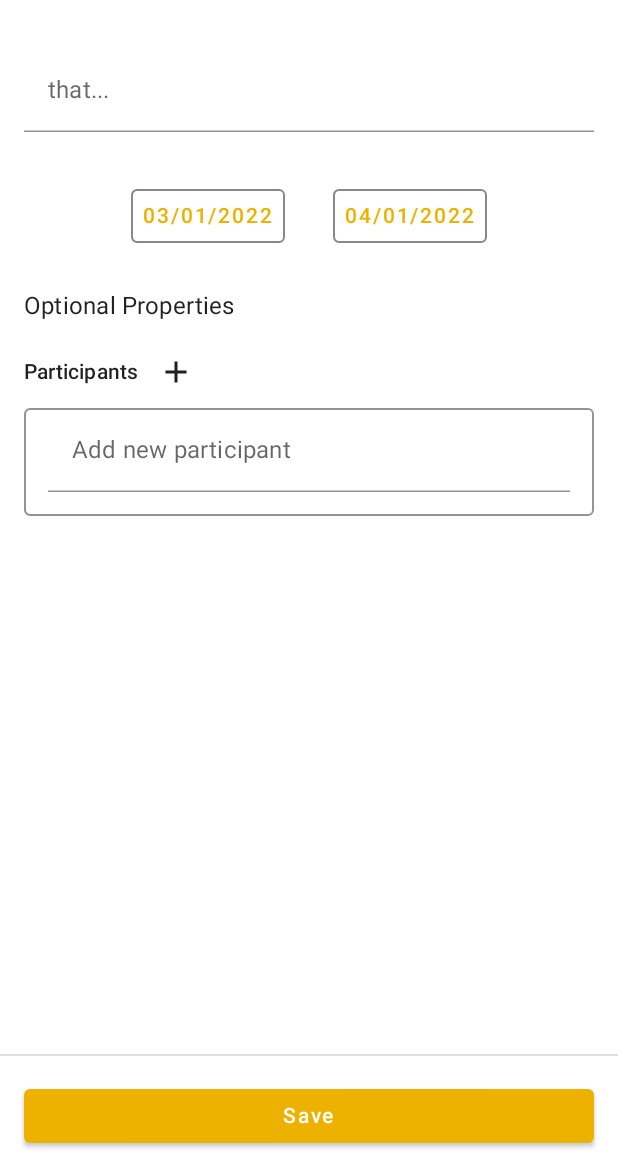
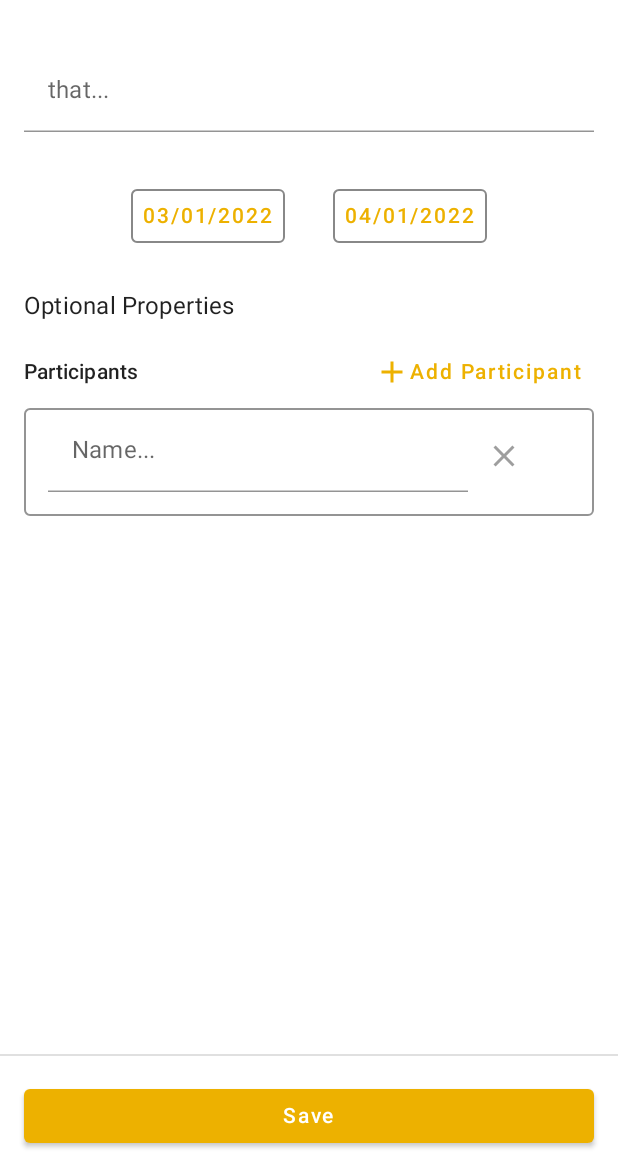
Before and after one commit to bradleytenuta/eyebrows, an Android app built with Jetpack Compose: the screen it shows after launch (EyebrowsActivity), after a tap on "New Eyebrow", on a phone screen of 412 x 824 dp, the part 60-1236 px from its top. Run offline under Robolectric (Android 15) with nearby library versions, the phone set to English and light mode, and no system bars; our stand-ins replace accompanist; 1 statement that could not run was skipped.

Commit message:
Moved writing to file to a new thread. Improved eyebrow screen

```diff
--- a/app/src/main/java/com/ddairy/eyebrows/model/ModelEyebrow.kt
+++ b/app/src/main/java/com/ddairy/eyebrows/model/ModelEyebrow.kt
@@ -6,6 +6,8 @@ import androidx.compose.runtime.toMutableStateList
 import androidx.lifecycle.ViewModel
 import com.ddairy.eyebrows.data.Eyebrow
 import com.ddairy.eyebrows.util.storage.InternalStorage
+import kotlinx.coroutines.GlobalScope
+import kotlinx.coroutines.launch
 
 /**
  * The model that holds information about the eyebrows within the application.
@@ -56,8 +58,7 @@ class ModelEyebrow : ViewModel() {
      * This should only be used when the application is started.
      */
     fun initialiseWithLocalEyebrows(context: Context) {
-        // TODO: Make this run on another thread?
-        this.eyebrows = InternalStorage.readEyebrows(context).toMutableStateList()
+        eyebrows = InternalStorage.readEyebrows(context).toMutableStateList()
     }
 
     /**
@@ -65,7 +66,8 @@ class ModelEyebrow : ViewModel() {
      * This method should be called whenever the list in this model is updated.
      */
     private fun updateInternalStorage(context: Context) {
-        // TODO: Make this run on another thread?
-        InternalStorage.writeEyebrows(context, this.eyebrows)
+        GlobalScope.launch {
+            InternalStorage.writeEyebrows(context, eyebrows)
+        }
     }
 }
--- a/app/src/main/java/com/ddairy/eyebrows/ui/components/EyebrowTextField.kt
+++ b/app/src/main/java/com/ddairy/eyebrows/ui/components/EyebrowTextField.kt
@@ -30,7 +30,7 @@ fun EyebrowTextField(
     maxLines: Int = Int.MAX_VALUE,
     singleLine: Boolean = false,
     keyboardOptions: KeyboardOptions = KeyboardOptions.Default.copy(imeAction = ImeAction.Done),
-    keyboardActions: KeyboardActions = KeyboardActions(),
+    keyboardActions: KeyboardActions = KeyboardActions()
 ) {
     TextField(
         value = value,
--- a/app/src/main/java/com/ddairy/eyebrows/ui/eyebrow/EyebrowScreen.kt
+++ b/app/src/main/java/com/ddairy/eyebrows/ui/eyebrow/EyebrowScreen.kt
@@ -37,9 +37,11 @@ import androidx.compose.foundation.border
 import androidx.compose.foundation.layout.height
 import androidx.compose.material.Icon
 import androidx.compose.material.IconButton
+import androidx.compose.material.TextButton
 import androidx.compose.material.TextFieldDefaults
 import androidx.compose.material.icons.Icons
 import androidx.compose.material.icons.filled.Add
+import androidx.compose.material.icons.outlined.Close
 import androidx.compose.ui.Alignment
 
 /**
@@ -129,6 +131,7 @@ fun EyebrowScreen(
                 // Participants section.
                 Row(
                     verticalAlignment = Alignment.CenterVertically,
+                    horizontalArrangement = Arrangement.SpaceBetween,
                     modifier = Modifier
                         .padding(horizontal = 16.dp)
                         .fillMaxWidth()
@@ -139,11 +142,12 @@ fun EyebrowScreen(
                         style = MaterialTheme.typography.subtitle2
                     )
                     if (participants.size < 10) {
-                        IconButton(onClick = { participants.add(Participant(name = "")) }) {
+                        TextButton(onClick = { participants.add(Participant(name = "")) }) {
                             Icon(
                                 imageVector = Icons.Filled.Add,
                                 contentDescription = "Add Participant"
                             )
+                            Text(text = "Add Participant")
                         }
                     }
                 }
@@ -160,28 +164,36 @@ fun EyebrowScreen(
                 ) {
                     participants.forEachIndexed { index, participant ->
                         val keyboardController = LocalSoftwareKeyboardController.current
+                        Row(
+                            verticalAlignment = Alignment.CenterVertically,
+                            modifier = Modifier
+                                .padding(start = 16.dp, end = 16.dp, bottom = 16.dp)
+                                .fillMaxWidth()
+                        ) {
                             EyebrowTextField(
                                 value = participant.name,
                                 onValueChange = {
                                     participants[index] = participants[index].copy(name = it)
                                 },
-                            label = {
-                                val textValue = if (participant.name.isEmpty()) "Add new participant" else ""
-                                Text(textValue)
-                            },
+                                label = { Text("Name...") },
                                 maxLines = 1,
                                 singleLine = true,
                                 keyboardActions = KeyboardActions(onDone = {
-                                if (participants.size < 10) {
-                                    participants.add(Participant(name = ""))
+                                    keyboardController?.hide()
+                                }),
+                                modifier = Modifier.padding(0.dp)
+                            )
+                            IconButton(
+                                onClick = { participants.removeAt(index) },
+                                modifier = Modifier.padding(top = 8.dp),
+                                enabled = participant.name.isNotEmpty()
+                            ) {
+                                Icon(
+                                    imageVector = Icons.Outlined.Close,
+                                    contentDescription = "Delete"
+                                )
                             }
-                                keyboardController?.hide()
-                                // TODO: Add focus to next text field.
-                            }),
-                            modifier = Modifier
-                                .padding(start = 16.dp, end = 16.dp, bottom = 16.dp)
-                                .fillMaxWidth()
-                        )
+                        }
                     }
                 }
             }
```
Lines whose indentation alone changed are shown as unchanged.
